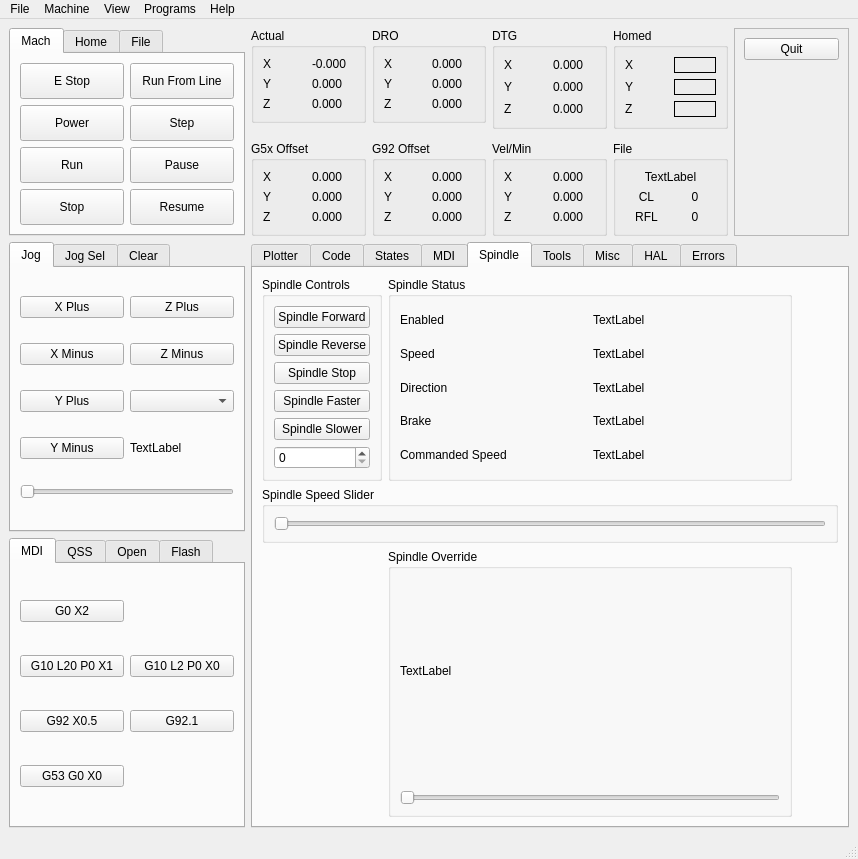
First picture: the form in examples/testgui/single-spindle.ui, repository jethornton/flexgui, before the edit.
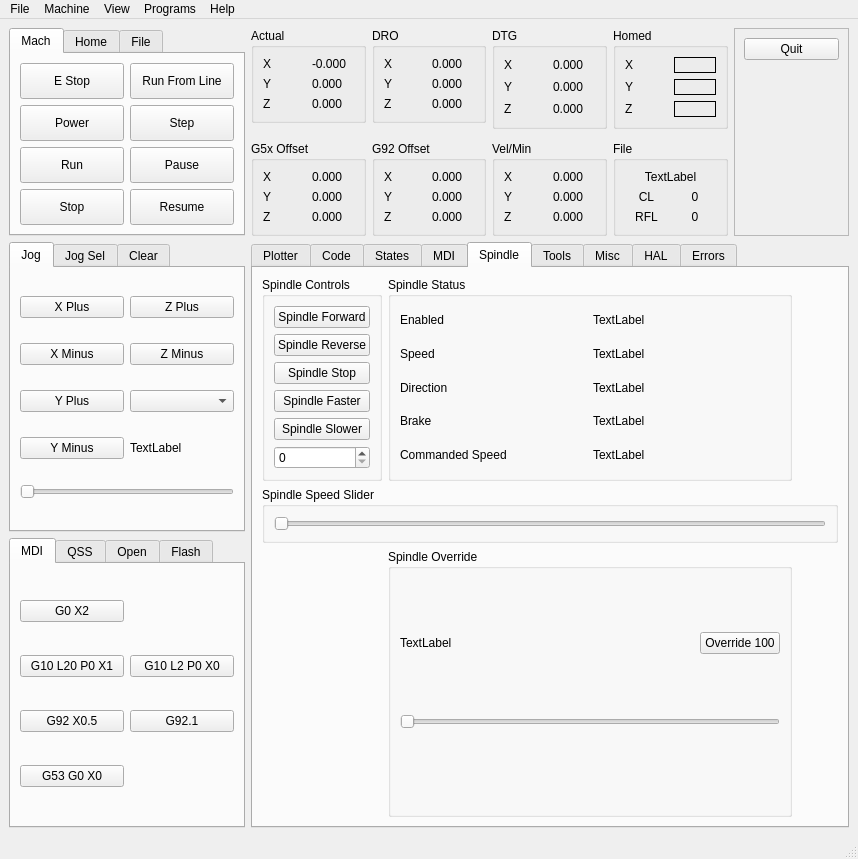
Second picture: the form after the edit.

Commit message: update example for spindle override presets

What changed in the file:
```diff
--- a/examples/testgui/single-spindle.ui
+++ b/examples/testgui/single-spindle.ui
@@ -846,14 +846,28 @@
            <string>Spindle Override</string>
           </property>
           <layout class="QGridLayout" name="gridLayout_28">
-           <item row="2" column="0" colspan="2">
+           <item row="0" column="0">
+            <widget class="QLabel" name="spindle_override_0_lb">
+             <property name="text">
+              <string>TextLabel</string>
+             </property>
+            </widget>
+           </item>
+           <item row="0" column="1">
+            <widget class="QPushButton" name="spindle_percent_100">
+             <property name="text">
+              <string>Override 100</string>
+             </property>
+            </widget>
+           </item>
+           <item row="1" column="0" colspan="2">
             <widget class="QSlider" name="spindle_override_sl">
              <property name="orientation">
               <enum>Qt::Horizontal</enum>
              </property>
             </widget>
            </item>
-           <item row="1" column="0">
+           <item row="2" column="0">
             <spacer name="horizontalSpacer_5">
              <property name="orientation">
               <enum>Qt::Horizontal</enum>
@@ -866,13 +880,6 @@
              </property>
             </spacer>
            </item>
-           <item row="0" column="0">
-            <widget class="QLabel" name="spindle_override_0_lb">
-             <property name="text">
-              <string>TextLabel</string>
-             </property>
-            </widget>
-           </item>
           </layout>
          </widget>
         </item>
@@ -1599,13 +1606,6 @@
              </property>
             </widget>
            </item>
-           <item>
-            <widget class="QPushButton" name="spindle_percent_100">
-             <property name="text">
-              <string>Spindle 100%</string>
-             </property>
-            </widget>
-           </item>
           </layout>
          </widget>
         </item>
```
The commit also changes 1 other file.
